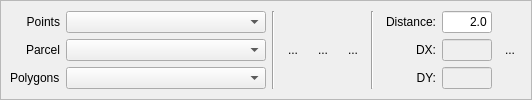
ericabreu82/tv5_plugins, file src/tv5plugins/forestMonitor/qt/ui/ForestMonitorToolBarDialogForm.ui: the form before one commit.
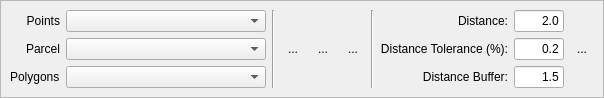
The form after the commit.

```diff
--- a/src/tv5plugins/forestMonitor/qt/ui/ForestMonitorToolBarDialogForm.ui
+++ b/src/tv5plugins/forestMonitor/qt/ui/ForestMonitorToolBarDialogForm.ui
@@ -6,7 +6,7 @@
    <rect>
     <x>0</x>
     <y>0</y>
-    <width>532</width>
+    <width>603</width>
     <height>100</height>
    </rect>
   </property>
@@ -14,6 +14,9 @@
    <string>Forest Monitor Tool Bar Dialog</string>
   </property>
   <layout class="QGridLayout" name="gridLayout_3">
+   <property name="sizeConstraint">
+    <enum>QLayout::SetFixedSize</enum>
+   </property>
    <property name="leftMargin">
     <number>0</number>
    </property>
@@ -169,7 +172,7 @@
               <item row="1" column="0">
                <widget class="QLabel" name="m_dx">
                 <property name="text">
-                 <string>DX:</string>
+                 <string>Distance Tolerance (%):</string>
                 </property>
                 <property name="alignment">
                  <set>Qt::AlignRight|Qt::AlignTrailing|Qt::AlignVCenter</set>
@@ -179,7 +182,7 @@
               <item row="2" column="0">
                <widget class="QLabel" name="m_dy">
                 <property name="text">
-                 <string>DY:</string>
+                 <string>Distance Buffer:</string>
                 </property>
                 <property name="alignment">
                  <set>Qt::AlignRight|Qt::AlignTrailing|Qt::AlignVCenter</set>
@@ -209,7 +212,7 @@
               <item row="1" column="0">
                <widget class="QLineEdit" name="m_dxLineEdit">
                 <property name="enabled">
-                 <bool>false</bool>
+                 <bool>true</bool>
                 </property>
                 <property name="maximumSize">
                  <size>
@@ -217,12 +220,18 @@
                   <height>16777215</height>
                  </size>
                 </property>
+                <property name="text">
+                 <string>0.2</string>
+                </property>
+                <property name="alignment">
+                 <set>Qt::AlignRight|Qt::AlignTrailing|Qt::AlignVCenter</set>
+                </property>
                </widget>
               </item>
               <item row="2" column="0">
                <widget class="QLineEdit" name="m_dyLineEdit">
                 <property name="enabled">
-                 <bool>false</bool>
+                 <bool>true</bool>
                 </property>
                 <property name="maximumSize">
                  <size>
@@ -230,6 +239,12 @@
                   <height>16777215</height>
                  </size>
                 </property>
+                <property name="text">
+                 <string>1.5</string>
+                </property>
+                <property name="alignment">
+                 <set>Qt::AlignRight|Qt::AlignTrailing|Qt::AlignVCenter</set>
+                </property>
                </widget>
               </item>
              </layout>
```
Left out of the diff: 43 changed lines with no effect on the pictures.
